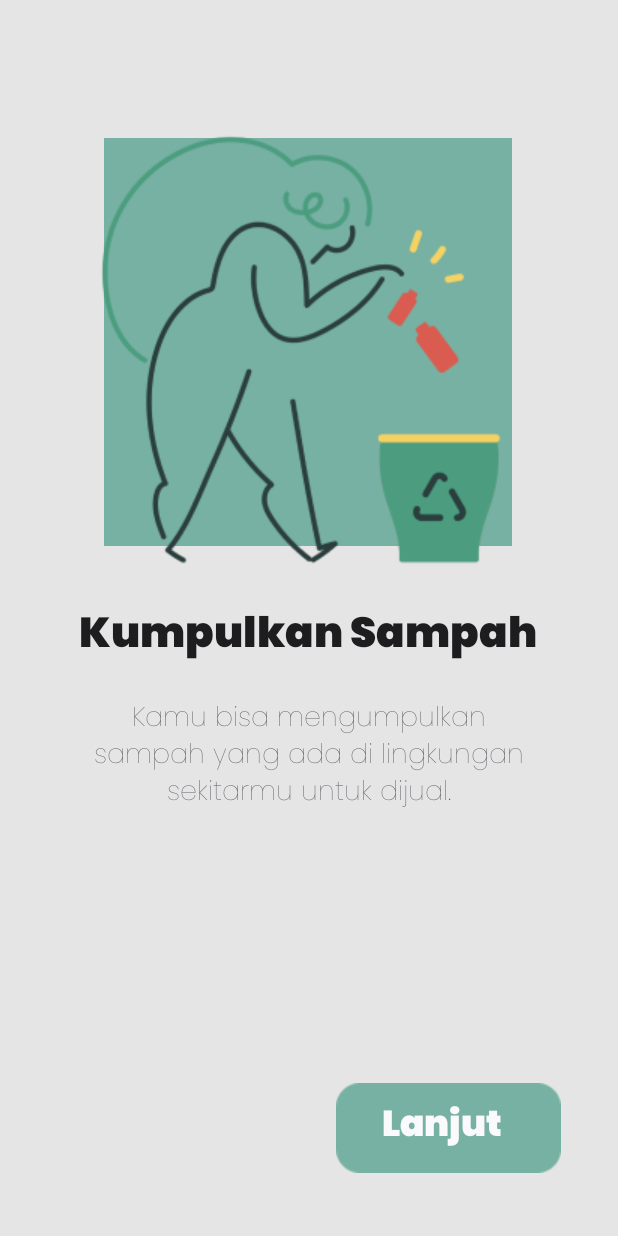
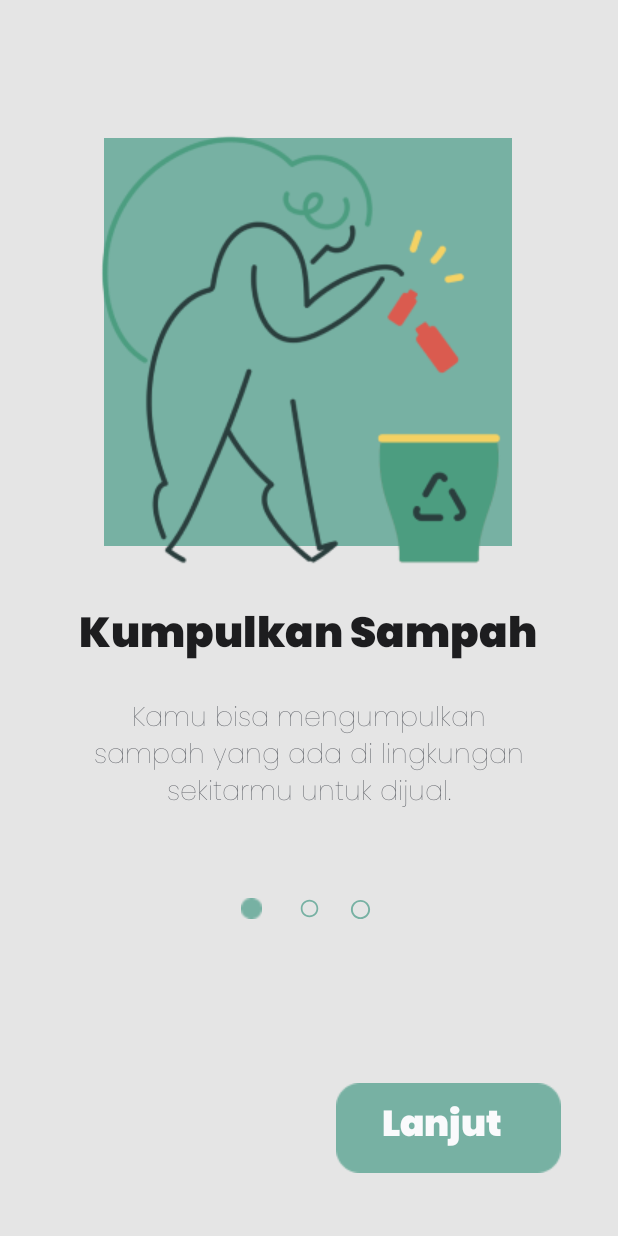
Before and after one commit to NathanDaud123/Apl-Sampah-Internship-RAION, an Android app: the screen it shows after launch (WelcomingPage), on a phone screen of 412 x 824 dp. Run offline under Robolectric (Android 15) with nearby library versions, the phone set to English and light mode, and no system bars.

Commit message:
Welcoming page : - Add dot progress

```diff
--- a/app/src/main/java/user/example/sampah/WelcomingPage.kt
+++ b/app/src/main/java/user/example/sampah/WelcomingPage.kt
@@ -4,35 +4,49 @@ import android.content.Intent
 import androidx.appcompat.app.AppCompatActivity
 import android.os.Bundle
 import android.widget.Button
+import android.widget.ImageView
+import android.widget.TextView
 
 class WelcomingPage : AppCompatActivity() {
 
-//    private lateinit var adapters: Adapters
 
     override fun onCreate(savedInstanceState: Bundle?) {
         super.onCreate(savedInstanceState)
         setContentView(R.layout.activity_main2)
 
-        var lewati = findViewById<Button>(R.id.lewati)
-        lewati.setOnClickListener{
-            var lanjut3 = Intent(this,LoginPage::class.java)
-            startActivity(lanjut3)
+        //KODE TEKS CHANGE DISPLAY VIA BUTTON
+        var lanjut = findViewById<TextView>(R.id.ButtonLanjut)
+        var teksganti = findViewById<TextView>(R.id.TeksGantiganti)
+        var judulganti = findViewById<TextView>(R.id.mainJudulgantiganti)
+        var gambar1 = findViewById<ImageView>(R.id.page2gambar1)
+        var bulet1 = findViewById<ImageView>(R.id.buletprogress1)
+        var bulet2 = findViewById<ImageView>(R.id.buletprogress2)
+        var bulet3 = findViewById<ImageView>(R.id.buletprogress3)
+
+        var itung: Int = 0
+
+        lanjut.setOnClickListener {
+            if (itung == 0) {
+                teksganti.text = "Sampah akan diambil oleh kolektor kami sesuai alamat anda."
+                judulganti.text = "Tunggu Kolektor"
+                gambar1.setImageResource(R.drawable.page2gambar2)
+                bulet1.setImageResource(R.drawable.ellipse_68)
+                bulet2.setImageResource(R.drawable.ellipse_67)
+                itung++
+            } else if (itung == 1){
+                teksganti.text = "Tukarkan sampah yang sudah anda kumpulkan menjadi uang yang dapat diperbelanjakan."
+                judulganti.text = "Dapatkan Uang"
+                lanjut.text = "Selesai"
+                gambar1.setImageResource(R.drawable.page2gambar3)
+                bulet2.setImageResource(R.drawable.ellipse_68)
+                bulet3.setImageResource(R.drawable.ellipse_67)
+                itung++
+            } else if (itung == 2) {
+                var nextPage = Intent(this,LoginPage::class.java)
+                startActivity(nextPage)
+            }
         }
-//
-//        var list = mutableListOf<Int>()
-//
-//        list.add(R.drawable.rectangle_1)
-//        list.add(R.drawable.facebook)
-//        list.add(R.drawable.rectangle_1)
-//        list.add(R.drawable.gog)
-//        list.add(R.drawable.rectangle_1)
-//        list.add(R.drawable.pemuda_panjasila)
-//
-//
-//        adapters=Adapters(this)
-//        adapters.setContentList(list)
-//        val viewpager = findViewById<ViewPager2>(R.id.viewpager)
-//        viewpager.adapter=adapters
+
 
     }
 }
--- /dev/null
+++ b/app/src/main/res/drawable/ic_outline_circle_24.xml
@@ -0,0 +1,10 @@
+<vector xmlns:android="http://schemas.android.com/apk/res/android"
+    android:width="24dp"
+    android:height="24dp"
+    android:viewportWidth="24"
+    android:viewportHeight="24"
+    android:tint="?attr/colorControlNormal">
+  <path
+      android:fillColor="@android:color/white"
+      android:pathData="M12,2C6.47,2 2,6.47 2,12c0,5.53 4.47,10 10,10s10,-4.47 10,-10C22,6.47 17.53,2 12,2zM12,20c-4.42,0 -8,-3.58 -8,-8c0,-4.42 3.58,-8 8,-8s8,3.58 8,8C20,16.42 16.42,20 12,20z"/>
+</vector>
--- a/app/src/main/res/layout/activity_main2.xml
+++ b/app/src/main/res/layout/activity_main2.xml
@@ -91,5 +91,37 @@
         app:layout_constraintVertical_bias="0.159"
         app:srcCompat="@drawable/page2gambar1" />
 
+    <ImageView
+        android:id="@+id/buletprogress1"
+        android:layout_width="14dp"
+        android:layout_height="14dp"
+        android:layout_marginTop="28dp"
+        android:layout_marginEnd="24dp"
+        app:layout_constraintEnd_toStartOf="@+id/buletprogress2"
+        app:layout_constraintTop_toBottomOf="@+id/TeksGantiganti"
+        app:srcCompat="@drawable/ellipse_67" />
+
+    <ImageView
+        android:id="@+id/buletprogress2"
+        android:layout_width="15dp"
+        android:layout_height="14dp"
+        android:layout_marginTop="28dp"
+        app:layout_constraintEnd_toEndOf="parent"
+        app:layout_constraintStart_toStartOf="parent"
+        app:layout_constraintTop_toBottomOf="@+id/TeksGantiganti"
+        app:srcCompat="@drawable/ic_outline_circle_24"
+        app:tint="@color/PrimaryGreen" />
+
+    <ImageView
+        android:id="@+id/buletprogress3"
+        android:layout_width="15dp"
+        android:layout_height="15dp"
+        android:layout_marginTop="28dp"
+        android:layout_marginEnd="164dp"
+        app:layout_constraintEnd_toEndOf="parent"
+        app:layout_constraintTop_toBottomOf="@+id/TeksGantiganti"
+        app:srcCompat="@drawable/ic_outline_circle_24"
+        app:tint="@color/PrimaryGreen" />
+
 
 </androidx.constraintlayout.widget.ConstraintLayout>
```
Also changed, not shown: app/src/main/java/user/example/sampah/MainActivity2.kt (+8 -7 lines), app/src/main/res/drawable/ellipse_67.png (added), app/src/main/res/drawable/ellipse_68.png (added).
